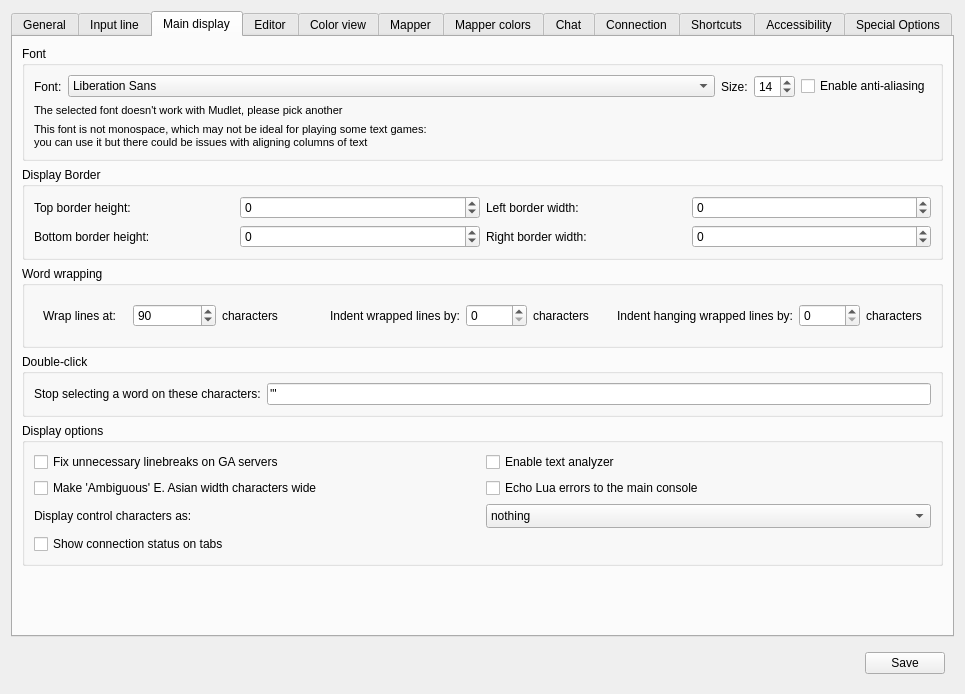
This is src/ui/profile_preferences.ui in ThalynLabs/Mudlet as Qt 5 draws it before an edit. The edited form follows.
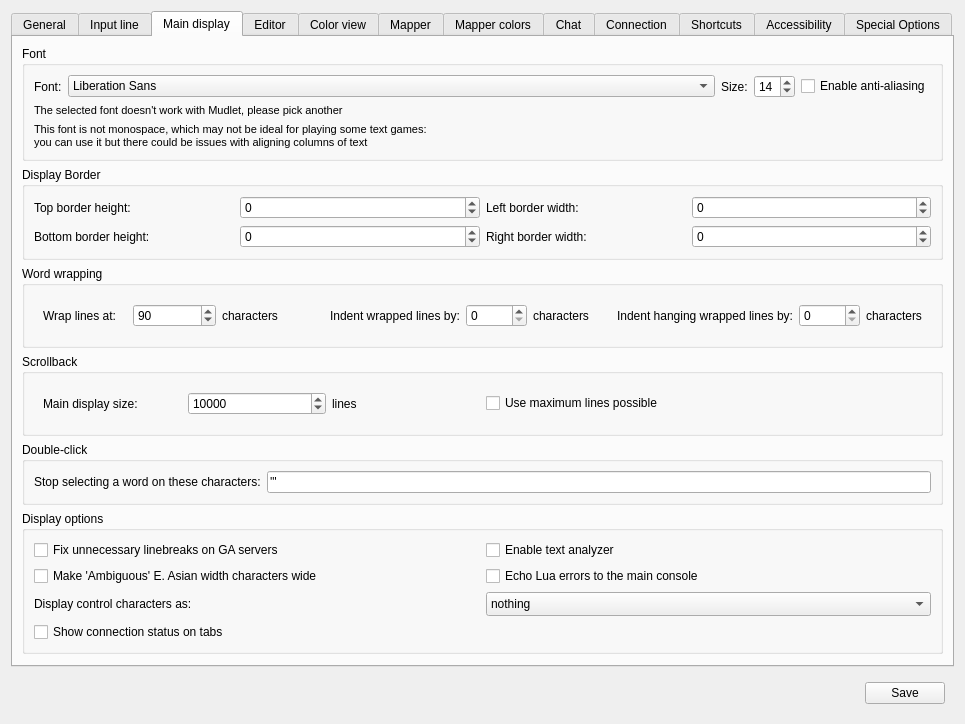
This is the edited form. Icons and pictures are not drawn. Custom widgets are drawn as their Qt base class.

Commit message: Add UI option for setting buffer size, increase default to 100,000 (#8222)

The edit to the form file:
```diff
--- a/src/ui/profile_preferences.ui
+++ b/src/ui/profile_preferences.ui
@@ -1243,6 +1243,85 @@
          </layout>
         </widget>
        </item>
+       <item>
+        <widget class="QGroupBox" name="groupBox_consoleBuffer">
+         <property name="title">
+          <string>Scrollback</string>
+         </property>
+         <layout class="QHBoxLayout" name="horizontalLayout_groupBox_consoleBuffer">
+          <item>
+           <widget class="QFrame" name="frame_console_buffer_size">
+            <property name="frameShape">
+             <enum>QFrame::Shape::NoFrame</enum>
+            </property>
+            <layout class="QHBoxLayout" name="horizontalLayout_frame_console_buffer_size">
+             <item>
+              <widget class="QLabel" name="label_console_buffer_size_spinBox">
+               <property name="sizePolicy">
+                <sizepolicy hsizetype="Preferred" vsizetype="Preferred">
+                 <horstretch>0</horstretch>
+                 <verstretch>0</verstretch>
+                </sizepolicy>
+               </property>
+               <property name="maximumSize">
+                <size>
+                 <width>200</width>
+                 <height>16777215</height>
+                </size>
+               </property>
+               <property name="toolTip">
+                <string>&lt;p&gt;Maximum number of lines to keep in the console buffer. When exceeded, older lines are removed in batches.&lt;/p&gt;</string>
+               </property>
+               <property name="text">
+                <string>Main display size:</string>
+               </property>
+               <property name="buddy">
+                <cstring>console_buffer_size_spinBox</cstring>
+               </property>
+              </widget>
+             </item>
+             <item>
+              <widget class="QSpinBox" name="console_buffer_size_spinBox">
+               <property name="toolTip">
+                <string>&lt;p&gt;Maximum number of lines to keep in the console buffer. Minimum is 100 lines.&lt;/p&gt;</string>
+               </property>
+               <property name="minimum">
+                <number>100</number>
+               </property>
+               <property name="maximum">
+                <number>2147483647</number>
+               </property>
+               <property name="value">
+                <number>10000</number>
+               </property>
+              </widget>
+             </item>
+             <item>
+              <widget class="QLabel" name="label_console_buffer_lines">
+               <property name="text">
+                <string>lines</string>
+               </property>
+               <property name="buddy">
+                <cstring>console_buffer_size_spinBox</cstring>
+               </property>
+              </widget>
+             </item>
+            </layout>
+           </widget>
+          </item>
+          <item>
+           <widget class="QCheckBox" name="checkBox_useMaxBufferSize">
+            <property name="toolTip">
+             <string>&lt;p&gt;Use the maximum buffer size your system can handle. This will be calculated based on available memory.&lt;/p&gt;</string>
+            </property>
+            <property name="text">
+             <string>Use maximum lines possible</string>
+            </property>
+           </widget>
+          </item>
+         </layout>
+        </widget>
+       </item>
        <item>
         <widget class="QGroupBox" name="groupBox_doubleClick">
          <property name="title">
```
Left out of the diff: 2 changed lines with no effect on the pictures. The commit also changes 9 other files.
